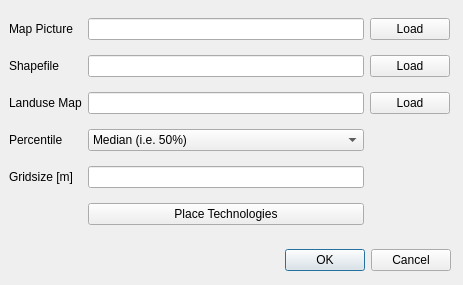
First picture: the form in src/p8microclimate_gui.ui, repository iut-ibk/P8Modules, before the edit.
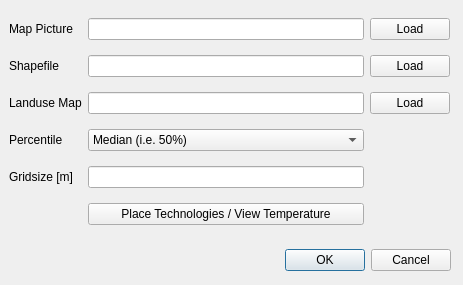
Second picture: the form after the edit.

Commit message: mcedit gui / microclimate lst read

What changed in the file:
```diff
--- a/src/p8microclimate_gui.ui
+++ b/src/p8microclimate_gui.ui
@@ -119,7 +119,7 @@
     <item row="5" column="2">
      <widget class="QPushButton" name="pb_placeTech">
       <property name="text">
-       <string>Place Technologies</string>
+       <string>Place Technologies / View Temperature</string>
       </property>
      </widget>
     </item>
```
The commit also changes 7 other files.
